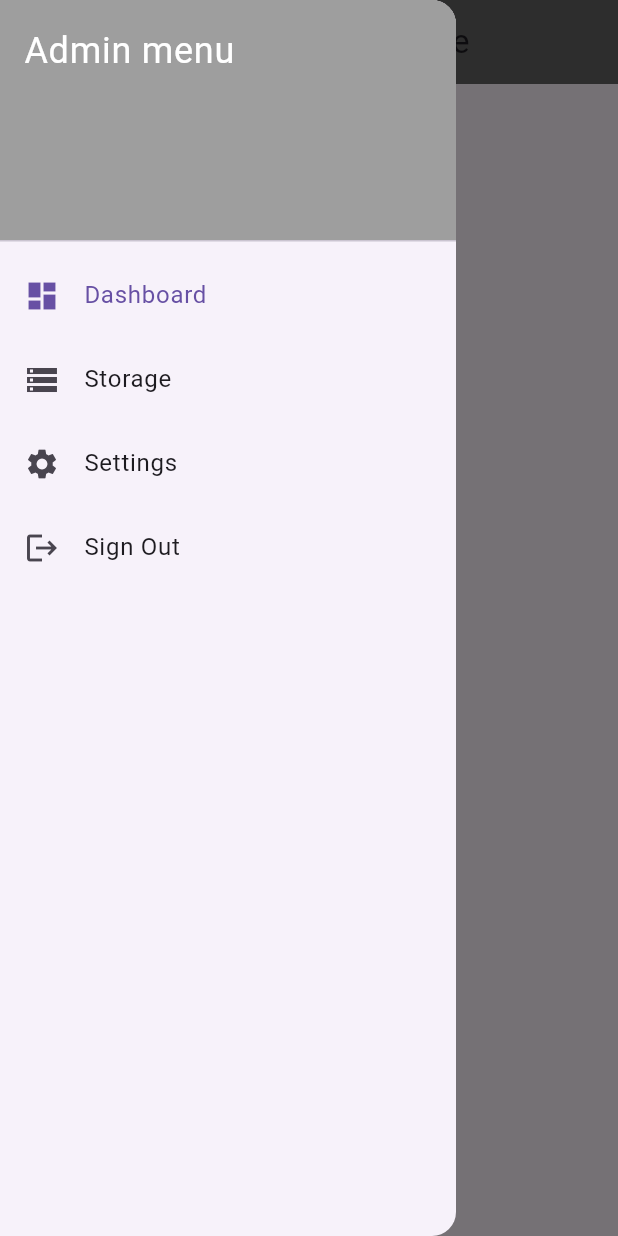
After one commit to havnodio/gusto, a Flutter app: the AdminHomePage screen opened directly, with the side drawer open, on a phone screen of 412 x 824 dp. The commit adds this screen. Run offline on Flutter 3.47's test engine with Material 3 defaults, Android fonts, the phone set to English and light mode, and no system bars; our stand-ins replace google_fonts; Roboto replaces fonts that are missing (Arimo).

Commit message:
22/07/2025 updated

```diff
--- /dev/null
+++ b/flutter_application/lib/pages/AdminHomePage.dart
@@ -0,0 +1,117 @@
+import 'package:flutter/material.dart';
+import 'login_page.dart';
+
+class AdminHomePage extends StatefulWidget {
+  const AdminHomePage({super.key});
+  @override
+  State<AdminHomePage> createState() => _AdminHomePage();
+}
+
+class _AdminHomePage extends State<AdminHomePage> {
+  int _selectedIndex = 0;
+  final List<String> titles = ['Dashboard', 'Stock', 'Settings'];
+
+  final List<Widget> _pages = [
+    Center(child: Text('dashboard page')),
+    Center(child: Text('Storage page')),
+    Center(child: Text('setting page')),
+  ];
+  @override
+  Widget build(BuildContext context) {
+    return Scaffold(
+      appBar: AppBar(
+        title: _pages[_selectedIndex],
+        backgroundColor: Colors.grey[700],
+      ),
+      drawer: Drawer(
+        child: ListView(
+          padding: EdgeInsets.zero,
+          children: [
+            const DrawerHeader(
+              decoration: BoxDecoration(color: Colors.grey),
+              child: Text(
+                'Admin menu',
+                style: TextStyle(color: Colors.white, fontSize: 24),
+              ),
+            ),
+            ListTile(
+              leading: const Icon(Icons.dashboard),
+              title: Text('Dashboard'),
+              selected: _selectedIndex == 0,
+              onTap: () {
+                setState(() {
+                  _selectedIndex = 0;
+                });
+                Navigator.pop(context);
+              },
+            ),
+            ListTile(
+              leading: const Icon(Icons.storage),
+              title: Text('Storage'),
+              selected: _selectedIndex == 1,
+              onTap: () {
+                setState(() {
+                  _selectedIndex = 1;
+                });
+                Navigator.pop(context);
+              },
+            ),
+            ListTile(
+              leading: const Icon(Icons.settings),
+              title: Text('Settings'),
+              selected: _selectedIndex == 2,
+              onTap: () {
+                setState(() {
+                  _selectedIndex = 2;
+                });
+                Navigator.pop(context);
+              },
+            ),
+            ListTile(
+              leading: const Icon(Icons.logout),
+              title: const Text('Sign Out'),
+              onTap: () {
+                showDialog(
+                  context: context,
+                  builder: (context) => AlertDialog(
+                    title: const Text('Confirm Sign Out'),
+                    content: const Text('Are you sure you want to sign out?'),
+                    actions: [
+                      TextButton(
+                        onPressed: () {
+                          Navigator.of(
+                            context,
+                          ).pop(); // ❌ Cancel, just close dialog
+                        },
+                        child: const Text('Cancel'),
+                      ),
+                      ElevatedButton(
+                        onPressed: () {
+                          Navigator.of(context).pop(); // Close the dialog
+                          Navigator.pushReplacement(
+                            context,
+                            MaterialPageRoute(
+                              builder: (_) => const LoginPage(),
+                            ),
+                          ); // ✅ Sign out
+                        },
+                        style: ElevatedButton.styleFrom(
+                          backgroundColor: Colors.grey[700],
+                        ),
+                        child: const Text(
+                          'Sign Out',
+                          style: TextStyle(color: Colors.black),
+                        ),
+                      ),
+                    ],
+                  ),
+                );
+              },
+            ),
+          ],
+        ),
+      ),
+      body: _pages[_selectedIndex],
+    );
+  }
+}
```
Also changed, not shown: flutter_application/lib/pages/login_page.dart (+8 -0 lines).
